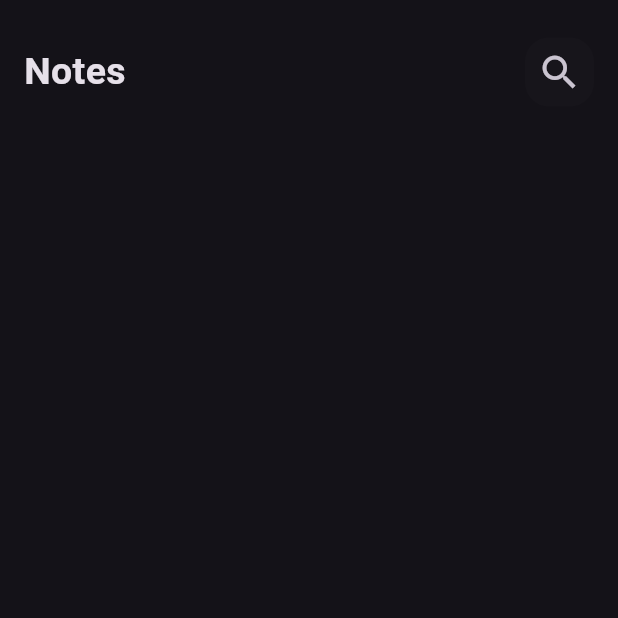
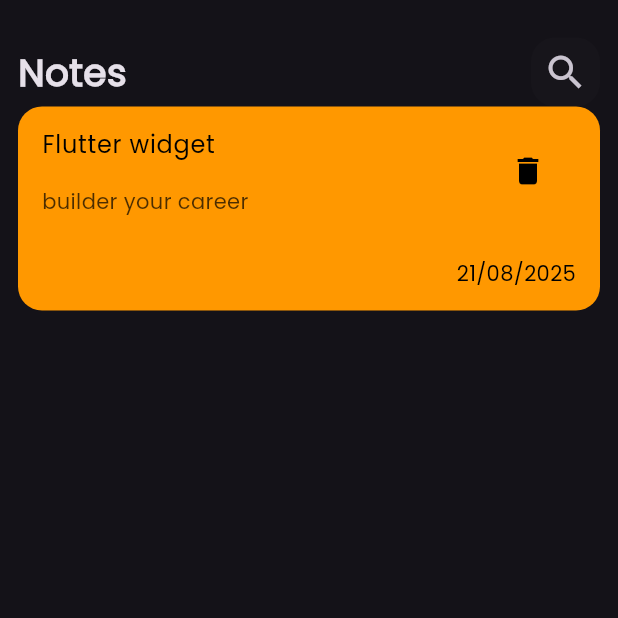
Before and after one commit to omar2071-code/NoteApp, a Flutter app: the screen it shows after launch, on a phone screen of 412 x 824 dp, the top half of it. Run offline on Flutter 3.47's test engine with Material 3 defaults, Android fonts, the phone set to English and light mode, and no system bars.

Commit message:
custome note item

```diff
--- a/lib/main.dart
+++ b/lib/main.dart
@@ -14,7 +14,7 @@ class NoteApp extends StatelessWidget {
       debugShowCheckedModeBanner: false,
       initialRoute: NoteHomeScreen.id,
       routes: {NoteHomeScreen.id: (context) => NoteHomeScreen()},
-      theme: ThemeData(brightness: Brightness.dark),
+      theme: ThemeData(brightness: Brightness.dark, fontFamily: 'Poppins'),
     );
   }
 }
--- /dev/null
+++ b/lib/widgets/custom_note_item.dart
@@ -0,0 +1,44 @@
+import 'package:flutter/material.dart';
+
+class NoteItem extends StatelessWidget {
+  const NoteItem({super.key});
+
+  @override
+  Widget build(BuildContext context) {
+    return Container(
+      padding: EdgeInsets.only(top: 5, bottom: 15),
+      decoration: BoxDecoration(
+        color: Colors.orange,
+        borderRadius: BorderRadius.circular(16),
+      ),
+      child: Column(
+        crossAxisAlignment: CrossAxisAlignment.end,
+        children: [
+          ListTile(
+            title: Text(
+              'Flutter widget',
+              style: TextStyle(color: Colors.black),
+            ),
+            subtitle: Padding(
+              padding: const EdgeInsets.only(top: 16.0),
+              child: Text(
+                'builder your career',
+                style: TextStyle(color: Colors.black.withOpacity(.7)),
+              ),
+            ),
+            trailing: IconButton(
+              onPressed: () {},
+              icon: Icon(Icons.delete),
+              color: Colors.black,
+            ),
+          ),
+          SizedBox(height: 20),
+          Padding(
+            padding: const EdgeInsets.only(right: 16.0),
+            child: Text('21/08/2025', style: TextStyle(color: Colors.black)),
+          ),
+        ],
+      ),
+    );
+  }
+}
--- a/lib/widgets/notes_screen_body.dart
+++ b/lib/widgets/notes_screen_body.dart
@@ -1,5 +1,6 @@
 import 'package:flutter/material.dart';
 import 'package:note_app/widgets/custom_app_bar.dart';
+import 'package:note_app/widgets/custom_note_item.dart';
 
 class NotesScreenBody extends StatelessWidget {
   const NotesScreenBody({super.key});
@@ -7,8 +8,10 @@ class NotesScreenBody extends StatelessWidget {
   @override
   Widget build(BuildContext context) {
     return Padding(
-      padding: const EdgeInsets.symmetric(horizontal: 16),
-      child: Column(children: [SizedBox(height: 25), CustomAppBar()]),
+      padding: const EdgeInsets.symmetric(horizontal: 12),
+      child: Column(
+        children: [SizedBox(height: 25), CustomAppBar(), NoteItem()],
+      ),
     );
   }
 }
```
Also changed, not shown: pubspec.yaml (+6 -9 lines), assets/fonts/Poppins-Regular.ttf (added).
